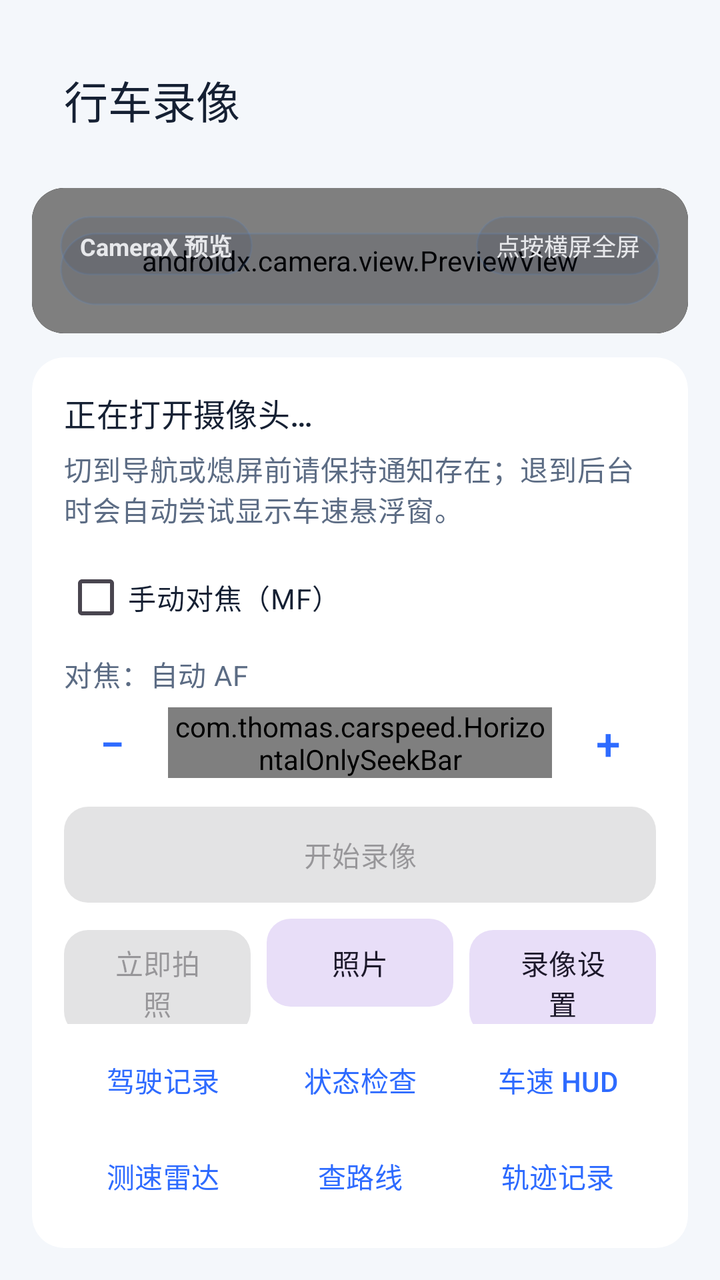
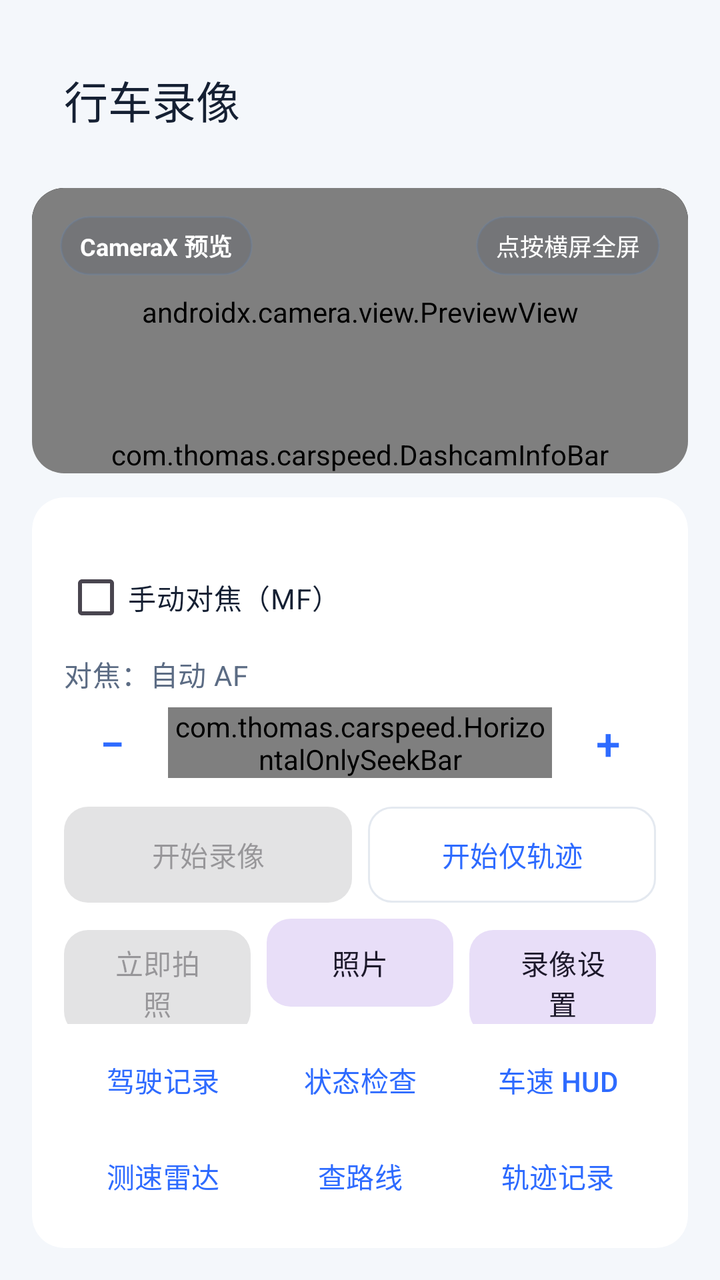

Screens rendered from an Android XML layout before and after an edit, with the pre-edit source and the edit as a unified diff.
<!-- AndroidManifest.xml: application theme Theme.CarSpeed -->
<!-- res/layout/activity_camera_record.xml -->
<?xml version="1.0" encoding="utf-8"?>
<ScrollView xmlns:android="http://schemas.android.com/apk/res/android"
    xmlns:app="http://schemas.android.com/apk/res-auto"
    android:layout_width="match_parent"
    android:layout_height="match_parent"
    android:background="@color/brand_sand"
    android:fillViewport="true">

    <LinearLayout
        android:layout_width="match_parent"
        android:layout_height="wrap_content"
        android:orientation="vertical"
        android:paddingStart="16dp"
        android:paddingTop="18dp"
        android:paddingEnd="16dp"
        android:paddingBottom="16dp">

    <com.google.android.material.appbar.MaterialToolbar
        android:id="@+id/toolbar"
        android:layout_width="match_parent"
        android:layout_height="wrap_content"
        android:backgroundTint="@android:color/transparent"
        app:title="@string/camera_record_title"
        app:titleTextColor="@color/text_primary" />

    <com.google.android.material.card.MaterialCardView
        android:id="@+id/previewCard"
        style="@style/Widget.CarSpeed.Card"
        android:layout_width="match_parent"
        android:layout_height="0dp"
        android:layout_marginTop="12dp"
        android:layout_weight="1"
        android:clickable="true"
        android:focusable="true">

        <FrameLayout
            android:layout_width="match_parent"
            android:layout_height="match_parent"
            android:background="@android:color/black">

            <androidx.camera.view.PreviewView
                android:id="@+id/previewView"
                android:layout_width="match_parent"
                android:layout_height="match_parent"
                android:background="@android:color/black"
                app:implementationMode="compatible" />

            <com.thomas.carspeed.AspectRatioTextureView
                android:id="@+id/recordingTextureView"
                android:layout_width="match_parent"
                android:layout_height="match_parent"
                android:layout_gravity="center"
                android:visibility="gone" />

            <com.thomas.carspeed.PlateOverlayView
                android:id="@+id/plateOverlayView"
                android:layout_width="match_parent"
                android:layout_height="match_parent"
                android:visibility="gone" />

            <TextView
                android:layout_width="wrap_content"
                android:layout_height="wrap_content"
                android:layout_gravity="top|start"
                android:layout_margin="14dp"
                android:background="@drawable/overlay_chip_dark_bg"
                android:paddingStart="10dp"
                android:paddingTop="6dp"
                android:paddingEnd="10dp"
                android:paddingBottom="6dp"
                android:text="@string/camera_preview_badge"
                android:textColor="@android:color/white"
                android:textSize="12sp"
                android:textStyle="bold" />

            <TextView
                android:layout_width="wrap_content"
                android:layout_height="wrap_content"
                android:layout_gravity="top|end"
                android:layout_margin="14dp"
                android:background="@drawable/overlay_chip_dark_bg"
                android:paddingStart="10dp"
                android:paddingTop="6dp"
                android:paddingEnd="10dp"
                android:paddingBottom="6dp"
                android:text="@string/preview_fullscreen_hint"
                android:textColor="@android:color/white"
                android:textSize="12sp" />

            <TextView
                android:id="@+id/tvPreviewTimer"
                android:layout_width="wrap_content"
                android:layout_height="wrap_content"
                android:layout_gravity="top|center_horizontal"
                android:layout_marginTop="14dp"
                android:background="@drawable/overlay_chip_dark_bg"
                android:paddingStart="12dp"
                android:paddingTop="6dp"
                android:paddingEnd="12dp"
                android:paddingBottom="6dp"
                android:textColor="@android:color/white"
                android:textSize="14sp"
                android:textStyle="bold"
                android:visibility="gone" />

            <TextView
                android:id="@+id/tvPreviewOverlay"
                android:layout_width="match_parent"
                android:layout_height="wrap_content"
                android:layout_gravity="bottom"
                android:layout_margin="14dp"
                android:background="@drawable/overlay_chip_dark_bg"
                android:lineSpacingExtra="3dp"
                android:padding="10dp"
                android:textColor="@android:color/white"
                android:textSize="12sp" />
        </FrameLayout>
    </com.google.android.material.card.MaterialCardView>

    <com.google.android.material.card.MaterialCardView
        style="@style/Widget.CarSpeed.Card"
        android:layout_width="match_parent"
        android:layout_height="wrap_content"
        android:layout_marginTop="12dp">

        <LinearLayout
            android:layout_width="match_parent"
            android:layout_height="wrap_content"
            android:orientation="vertical"
            android:padding="16dp">

            <TextView
                android:id="@+id/tvCameraStatus"
                android:layout_width="match_parent"
                android:layout_height="wrap_content"
                android:text="@string/camera_opening"
                android:textAppearance="@style/TextAppearance.CarSpeed.SectionTitle" />

            <TextView
                android:id="@+id/tvSavedPath"
                android:layout_width="match_parent"
                android:layout_height="wrap_content"
                android:layout_marginTop="6dp"
                android:text="@string/video_background_hint"
                android:textAppearance="@style/TextAppearance.CarSpeed.Body" />

            <com.google.android.material.checkbox.MaterialCheckBox
                android:id="@+id/cbManualFocus"
                android:layout_width="match_parent"
                android:layout_height="wrap_content"
                android:layout_marginTop="10dp"
                android:text="@string/manual_focus_toggle"
                android:textColor="@color/text_primary" />

            <TextView
                android:id="@+id/tvFocusInlineLabel"
                android:layout_width="match_parent"
                android:layout_height="wrap_content"
                android:layout_marginTop="4dp"
                android:text="@string/focus_auto_label"
                android:textAppearance="@style/TextAppearance.CarSpeed.Body" />

            <LinearLayout
                android:layout_width="match_parent"
                android:layout_height="wrap_content"
                android:layout_marginTop="4dp"
                android:gravity="center_vertical"
                android:orientation="horizontal">

                <com.google.android.material.button.MaterialButton
                    android:id="@+id/btnFocusDown"
                    style="@style/Widget.CarSpeed.Button.Text"
                    android:layout_width="48dp"
                    android:layout_height="40dp"
                    android:insetTop="0dp"
                    android:insetBottom="0dp"
                    android:minWidth="0dp"
                    android:padding="0dp"
                    android:text="−"
                    android:textSize="22sp"
                    android:contentDescription="@string/focus_step_down" />

                <com.thomas.carspeed.HorizontalOnlySeekBar
                    android:id="@+id/sbInlineFocus"
                    android:layout_width="0dp"
                    android:layout_height="wrap_content"
                    android:layout_marginStart="4dp"
                    android:layout_marginEnd="4dp"
                    android:layout_weight="1"
                    android:max="100"
                    android:progress="10" />

                <com.google.android.material.button.MaterialButton
                    android:id="@+id/btnFocusUp"
                    style="@style/Widget.CarSpeed.Button.Text"
                    android:layout_width="48dp"
                    android:layout_height="40dp"
                    android:insetTop="0dp"
                    android:insetBottom="0dp"
                    android:minWidth="0dp"
                    android:padding="0dp"
                    android:text="+"
                    android:textSize="22sp"
                    android:contentDescription="@string/focus_step_up" />
            </LinearLayout>

            <com.google.android.material.button.MaterialButton
                android:id="@+id/btnRecordVideo"
                style="@style/Widget.CarSpeed.Button"
                android:layout_width="match_parent"
                android:layout_height="wrap_content"
                android:layout_marginTop="12dp"
                android:enabled="false"
                android:text="@string/video_start_recording" />

            <LinearLayout
                android:layout_width="match_parent"
                android:layout_height="wrap_content"
                android:layout_marginTop="8dp"
                android:orientation="horizontal">

                <com.google.android.material.button.MaterialButton
                    android:id="@+id/btnTakePhoto"
                    style="@style/Widget.CarSpeed.Button.Tonal"
                    android:layout_width="0dp"
                    android:layout_height="wrap_content"
                    android:layout_weight="1"
                    android:enabled="false"
                    android:text="@string/take_photo_now" />

                <com.google.android.material.button.MaterialButton
                    android:id="@+id/btnOpenPhotos"
                    style="@style/Widget.CarSpeed.Button.Tonal"
                    android:layout_width="0dp"
                    android:layout_height="wrap_content"
                    android:layout_marginStart="8dp"
                    android:layout_weight="1"
                    android:text="@string/photo_gallery_title" />

                <com.google.android.material.button.MaterialButton
                    android:id="@+id/btnOpenSettings"
                    style="@style/Widget.CarSpeed.Button.Tonal"
                    android:layout_width="0dp"
                    android:layout_height="wrap_content"
                    android:layout_marginStart="8dp"
                    android:layout_weight="1"
                    android:text="@string/dashcam_settings_title" />
            </LinearLayout>

            <LinearLayout
                android:layout_width="match_parent"
                android:layout_height="wrap_content"
                android:layout_marginTop="8dp"
                android:orientation="horizontal">

                <com.google.android.material.button.MaterialButton
                    android:id="@+id/btnOpenHistory"
                    style="@style/Widget.CarSpeed.Button.Text"
                    android:layout_width="0dp"
                    android:layout_height="wrap_content"
                    android:layout_weight="1"
                    android:text="@string/history_title" />

                <com.google.android.material.button.MaterialButton
                    android:id="@+id/btnOpenStatus"
                    style="@style/Widget.CarSpeed.Button.Text"
                    android:layout_width="0dp"
                    android:layout_height="wrap_content"
                    android:layout_weight="1"
                    android:text="@string/status_check_title" />

                <com.google.android.material.button.MaterialButton
                    android:id="@+id/btnOpenHud"
                    style="@style/Widget.CarSpeed.Button.Text"
                    android:layout_width="0dp"
                    android:layout_height="wrap_content"
                    android:layout_weight="1"
                    android:text="@string/speed_hud_title" />

            </LinearLayout>

            <LinearLayout
                android:layout_width="match_parent"
                android:layout_height="wrap_content"
                android:layout_marginTop="8dp"
                android:orientation="horizontal">

                <com.google.android.material.button.MaterialButton
                    android:id="@+id/btnOpenRadar"
                    style="@style/Widget.CarSpeed.Button.Text"
                    android:layout_width="0dp"
                    android:layout_height="wrap_content"
                    android:layout_weight="1"
                    android:text="@string/radar_settings_short_title" />

                <com.google.android.material.button.MaterialButton
                    android:id="@+id/btnOpenRadarQuery"
                    style="@style/Widget.CarSpeed.Button.Text"
                    android:layout_width="0dp"
                    android:layout_height="wrap_content"
                    android:layout_weight="1"
                    android:text="@string/radar_query_short" />

                <com.google.android.material.button.MaterialButton
                    android:id="@+id/btnOpenTrack"
                    style="@style/Widget.CarSpeed.Button.Text"
                    android:layout_width="0dp"
                    android:layout_height="wrap_content"
                    android:layout_weight="1"
                    android:text="@string/track_settings_short_title" />
            </LinearLayout>
        </LinearLayout>
    </com.google.android.material.card.MaterialCardView>
    </LinearLayout>
</ScrollView>
<!-- resources referenced by this layout -->
<resources>
  <color name="brand_sand">#F4F7FB</color>
  <color name="text_primary">#152033</color>
  <!-- drawable overlay_chip_dark_bg (drawable) -->
  <?xml version="1.0" encoding="utf-8"?>
  <shape xmlns:android="http://schemas.android.com/apk/res/android" android:shape="rectangle">
      <corners android:radius="18dp" />
      <solid android:color="#1A13233A" />
      <stroke
          android:width="1dp"
          android:color="#335D87C4" />
  </shape>
  <string name="camera_opening">正在打开摄像头…</string>
  <string name="camera_preview_badge">CameraX 预览</string>
  <string name="camera_record_title">行车录像</string>
  <string name="dashcam_settings_title">录像设置</string>
  <string name="focus_auto_label">对焦：自动 AF</string>
  <string name="focus_step_down">对焦减 1%</string>
  <string name="focus_step_up">对焦加 1%</string>
  <string name="history_title">驾驶记录</string>
  <string name="manual_focus_toggle">手动对焦（MF）</string>
  <string name="photo_gallery_title">照片</string>
  <string name="preview_fullscreen_hint">点按横屏全屏</string>
  <string name="radar_query_short">查路线</string>
  <string name="radar_settings_short_title">测速雷达</string>
  <string name="speed_hud_title">车速 HUD</string>
  <string name="status_check_title">状态检查</string>
  <string name="take_photo_now">立即拍照</string>
  <string name="track_settings_short_title">轨迹记录</string>
  <string name="video_background_hint">切到导航或熄屏前请保持通知存在；退到后台时会自动尝试显示车速悬浮窗。</string>
  <string name="video_start_recording">开始录像</string>
  <style name="TextAppearance.CarSpeed.Body" parent="TextAppearance.Material3.BodyMedium">
          <item name="android:textColor">@color/text_secondary</item>
      </style>
  <style name="TextAppearance.CarSpeed.SectionTitle" parent="TextAppearance.Material3.TitleMedium">
          <item name="android:textColor">@color/text_primary</item>
      </style>
  <style name="Widget.CarSpeed.Button" parent="Widget.Material3.Button">
          <item name="cornerRadius">12dp</item>
          <item name="android:minHeight">48dp</item>
          <item name="android:insetTop">0dp</item>
          <item name="android:insetBottom">0dp</item>
      </style>
  <style name="Widget.CarSpeed.Button.Text" parent="Widget.Material3.Button.TextButton">
          <item name="cornerRadius">12dp</item>
          <item name="android:minHeight">40dp</item>
          <item name="android:insetTop">0dp</item>
          <item name="android:insetBottom">0dp</item>
      </style>
  <style name="Widget.CarSpeed.Button.Tonal" parent="Widget.Material3.Button.TonalButton">
          <item name="cornerRadius">12dp</item>
          <item name="android:minHeight">44dp</item>
          <item name="android:insetTop">0dp</item>
          <item name="android:insetBottom">0dp</item>
      </style>
  <style name="Widget.CarSpeed.Card" parent="Widget.Material3.CardView.Elevated">
          <item name="cardBackgroundColor">@color/surface_primary</item>
          <item name="strokeWidth">0dp</item>
          <item name="cardCornerRadius">16dp</item>
          <item name="cardElevation">0dp</item>
      </style>
  <color name="text_secondary">#5C6C84</color>
  <color name="surface_primary">#FFFFFF</color>
  <color name="brand_blue">#2E6BFF</color>
  <color name="brand_teal">#1FB8A6</color>
  <style name="Widget.CarSpeed.ProgressBar" parent="Widget.AppCompat.ProgressBar.Horizontal">
          <item name="android:progressTint">@color/brand_blue</item>
          <item name="android:progressBackgroundTint">@color/divider_soft</item>
          <item name="android:minHeight">4dp</item>
      </style>
  <color name="divider_soft">#E4E9F0</color>
  <color name="surface_secondary">#EAF0F8</color>
  <!-- unchanged entries left out for length: 6 -->
</resources>

<!-- the commit's change to res/layout/activity_camera_record.xml (unified diff, before → after) -->
@@ -33,9 +33,16 @@
         android:clickable="true"
         android:focusable="true">
 
-        <FrameLayout
+        <LinearLayout
             android:layout_width="match_parent"
             android:layout_height="match_parent"
+            android:orientation="vertical">
+
+        <FrameLayout
+            android:id="@+id/previewFrame"
+            android:layout_width="match_parent"
+            android:layout_height="0dp"
+            android:layout_weight="1"
             android:background="@android:color/black">
 
             <androidx.camera.view.PreviewView
@@ -52,6 +59,13 @@
                 android:layout_gravity="center"
                 android:visibility="gone" />
 
+            
+            <com.thomas.carspeed.MapRouteView
+                android:id="@+id/liveTrackMapView"
+                android:layout_width="match_parent"
+                android:layout_height="match_parent"
+                android:visibility="gone" />
+
             <com.thomas.carspeed.PlateOverlayView
                 android:id="@+id/plateOverlayView"
                 android:layout_width="match_parent"
@@ -59,6 +73,7 @@
                 android:visibility="gone" />
 
             <TextView
+                android:id="@+id/tvPreviewBadge"
                 android:layout_width="wrap_content"
                 android:layout_height="wrap_content"
                 android:layout_gravity="top|start"
@@ -74,6 +89,7 @@
                 android:textStyle="bold" />
 
             <TextView
+                android:id="@+id/tvFullscreenHint"
                 android:layout_width="wrap_content"
                 android:layout_height="wrap_content"
                 android:layout_gravity="top|end"
@@ -103,18 +119,13 @@
                 android:textStyle="bold"
                 android:visibility="gone" />
 
-            <TextView
-                android:id="@+id/tvPreviewOverlay"
-                android:layout_width="match_parent"
-                android:layout_height="wrap_content"
-                android:layout_gravity="bottom"
-                android:layout_margin="14dp"
-                android:background="@drawable/overlay_chip_dark_bg"
-                android:lineSpacingExtra="3dp"
-                android:padding="10dp"
-                android:textColor="@android:color/white"
-                android:textSize="12sp" />
         </FrameLayout>
+
+        <com.thomas.carspeed.DashcamInfoBar
+            android:id="@+id/tvPreviewOverlay"
+            android:layout_width="match_parent"
+            android:layout_height="wrap_content" />
+        </LinearLayout>
     </com.google.android.material.card.MaterialCardView>
 
     <com.google.android.material.card.MaterialCardView
@@ -129,20 +140,13 @@
             android:orientation="vertical"
             android:padding="16dp">
 
+            
             <TextView
                 android:id="@+id/tvCameraStatus"
                 android:layout_width="match_parent"
                 android:layout_height="wrap_content"
-                android:text="@string/camera_opening"
-                android:textAppearance="@style/TextAppearance.CarSpeed.SectionTitle" />
-
-            <TextView
-                android:id="@+id/tvSavedPath"
-                android:layout_width="match_parent"
-                android:layout_height="wrap_content"
-                android:layout_marginTop="6dp"
-                android:text="@string/video_background_hint"
-                android:textAppearance="@style/TextAppearance.CarSpeed.Body" />
+                android:textAppearance="@style/TextAppearance.CarSpeed.SectionTitle"
+                android:visibility="gone" />
 
             <com.google.android.material.checkbox.MaterialCheckBox
                 android:id="@+id/cbManualFocus"
@@ -204,14 +208,30 @@
                     android:contentDescription="@string/focus_step_up" />
             </LinearLayout>
 
-            <com.google.android.material.button.MaterialButton
-                android:id="@+id/btnRecordVideo"
-                style="@style/Widget.CarSpeed.Button"
+            <LinearLayout
                 android:layout_width="match_parent"
                 android:layout_height="wrap_content"
                 android:layout_marginTop="12dp"
-                android:enabled="false"
-                android:text="@string/video_start_recording" />
+                android:orientation="horizontal">
+
+                <com.google.android.material.button.MaterialButton
+                    android:id="@+id/btnRecordVideo"
+                    style="@style/Widget.CarSpeed.Button"
+                    android:layout_width="0dp"
+                    android:layout_height="wrap_content"
+                    android:layout_weight="1"
+                    android:enabled="false"
+                    android:text="@string/video_start_recording" />
+
+                <com.google.android.material.button.MaterialButton
+                    android:id="@+id/btnTrackOnly"
+                    style="@style/Widget.CarSpeed.Button.Outlined"
+                    android:layout_width="0dp"
+                    android:layout_height="wrap_content"
+                    android:layout_marginStart="8dp"
+                    android:layout_weight="1"
+                    android:text="@string/track_only_start" />
+            </LinearLayout>
 
             <LinearLayout
                 android:layout_width="match_parent"
<!-- resource entries referenced after the edit -->
@@ -11,7 +11,6 @@
           android:width="1dp"
           android:color="#335D87C4" />
   </shape>
-  <string name="camera_opening">正在打开摄像头…</string>
   <string name="camera_preview_badge">CameraX 预览</string>
   <string name="camera_record_title">行车录像</string>
   <string name="dashcam_settings_title">录像设置</string>
@@ -27,8 +26,8 @@
   <string name="speed_hud_title">车速 HUD</string>
   <string name="status_check_title">状态检查</string>
   <string name="take_photo_now">立即拍照</string>
+  <string name="track_only_start">开始仅轨迹</string>
   <string name="track_settings_short_title">轨迹记录</string>
-  <string name="video_background_hint">切到导航或熄屏前请保持通知存在；退到后台时会自动尝试显示车速悬浮窗。</string>
   <string name="video_start_recording">开始录像</string>
   <style name="TextAppearance.CarSpeed.Body" parent="TextAppearance.Material3.BodyMedium">
           <item name="android:textColor">@color/text_secondary</item>
@@ -41,6 +40,13 @@
           <item name="android:minHeight">48dp</item>
           <item name="android:insetTop">0dp</item>
           <item name="android:insetBottom">0dp</item>
+      </style>
+  <style name="Widget.CarSpeed.Button.Outlined" parent="Widget.Material3.Button.OutlinedButton">
+          <item name="cornerRadius">12dp</item>
+          <item name="android:minHeight">48dp</item>
+          <item name="android:insetTop">0dp</item>
+          <item name="android:insetBottom">0dp</item>
+          <item name="strokeColor">@color/divider_soft</item>
       </style>
   <style name="Widget.CarSpeed.Button.Text" parent="Widget.Material3.Button.TextButton">
           <item name="cornerRadius">12dp</item>
